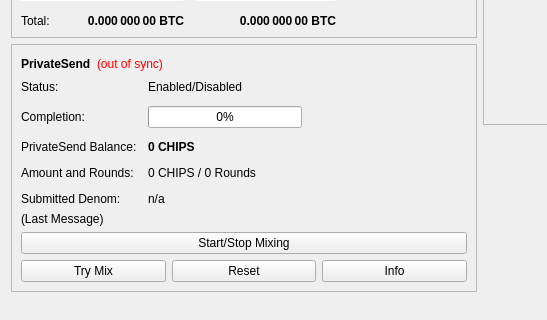
This is src/qt/forms/overviewpage.ui in mallmanator/BWRGO as Qt 5 draws it before an edit; both pictures show x 0 to 547 and y 178 to 498 of the 960 by 585 pixel window. The edited form follows.
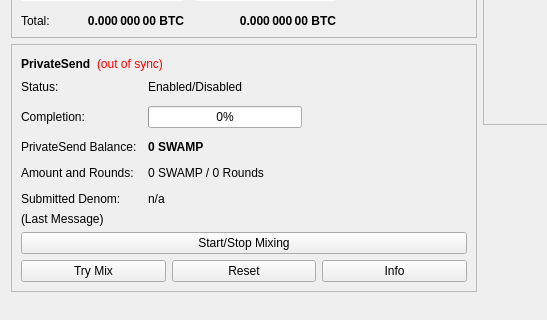
This is the edited form.

What changed in the file:
```diff
--- a/src/qt/forms/overviewpage.ui
+++ b/src/qt/forms/overviewpage.ui
@@ -511,7 +511,7 @@
                </font>
               </property>
               <property name="text">
-               <string notr="true">0 CHIPS</string>
+               <string notr="true">0 SWAMP</string>
               </property>
              </widget>
             </item>
@@ -525,7 +525,7 @@
             <item row="3" column="1">
              <widget class="QLabel" name="labelAmountRounds">
               <property name="text">
-               <string>0 CHIPS / 0 Rounds</string>
+               <string>0 SWAMP / 0 Rounds</string>
               </property>
              </widget>
             </item>
```
Left out of the diff: 6 changed lines with no effect on the pictures.
